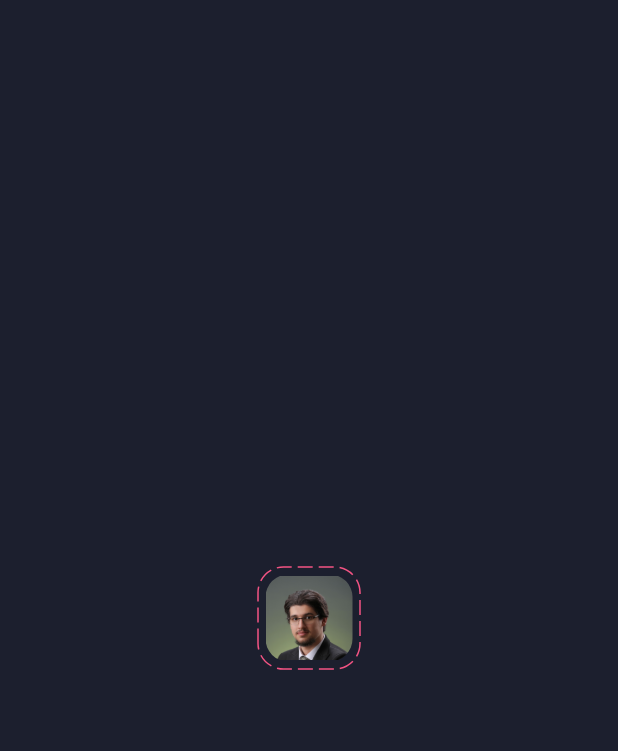
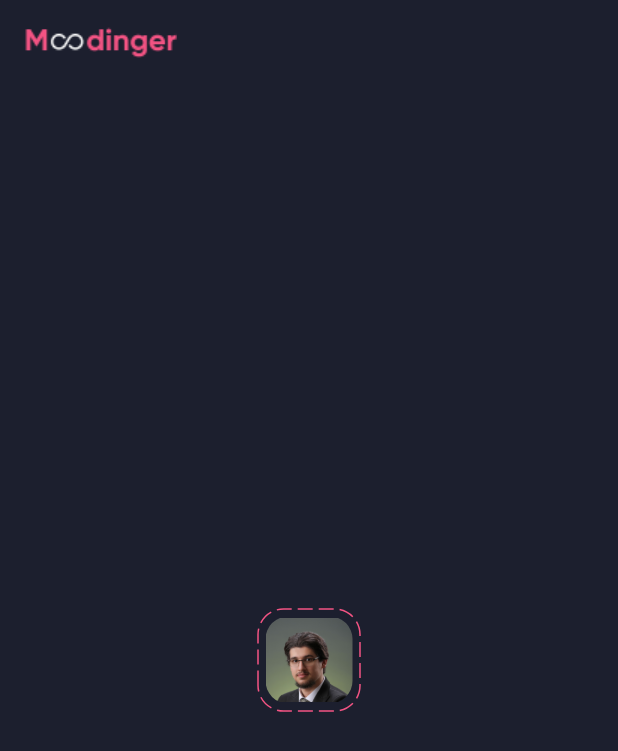
Before and after one commit to ErfAnDev24/instagram, a Flutter app: the screen it shows after launch, on a phone screen of 412 x 824 dp. Shown: the top 751 px of the screen. Run offline on Flutter 3.47's test engine with Material 3 defaults, Android fonts, the phone set to English and light mode, and no system bars; drawn by our look-alikes of dotted_border.

Commit message:
adding appBar

```diff
--- a/lib/screens/HomeScreen.dart
+++ b/lib/screens/HomeScreen.dart
@@ -7,6 +7,12 @@ class HomeScreen extends StatelessWidget {
   @override
   Widget build(BuildContext context) {
     return Scaffold(
+      appBar: AppBar(
+        backgroundColor: Color(0xff1C1F2E),
+        title: Image(
+          image: AssetImage('images/minilogo.png'),
+        ),
+      ),
       body: Container(
         decoration: BoxDecoration(
           color: Color(0xff1C1F2E),
```
